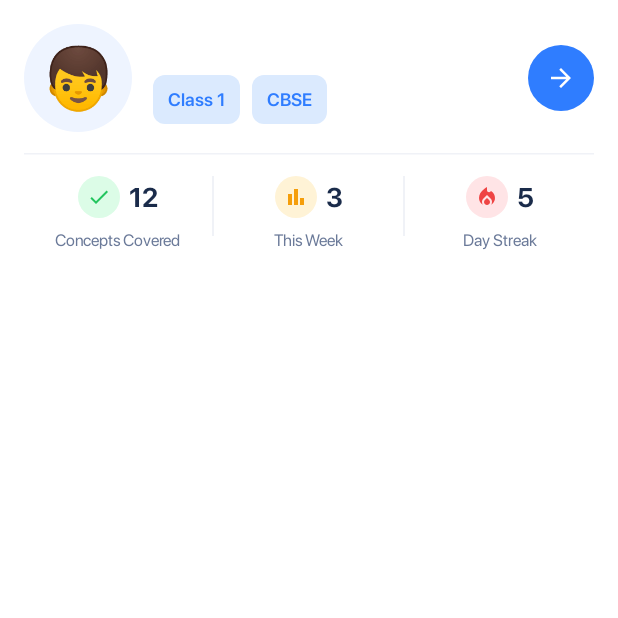
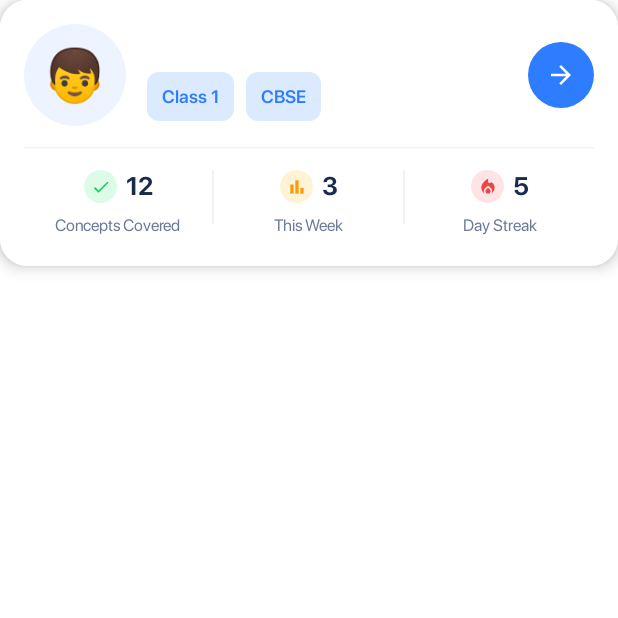
Before and after one commit to userAksh/Eduksha, an Android app built with Jetpack Compose: the composable ChildStatCard shown on its own in the app's theme, on a phone screen of 412 x 824 dp, the top half of it. Run offline under Robolectric (Android 15) with nearby library versions, the phone set to English and light mode, and no system bars; our stand-ins replace Dagger/Hilt's generated code, Firebase (no records; nobody signed in at launch, a user with empty details on screens opened directly); Roboto replaces fonts that are not available here.

Commit message:
Lift child card + fix avatar size + prevent stat label wrapping
- Add shadowElevation = 6.dp to child card for that lifted floating look
- Reduce avatar circle 72dp → 68dp and emoji 40sp → 34sp so it fits cleanly inside
- Shrink stat icon chips 28dp → 22dp and icons 16dp → 13dp for more label room
- Stat number 18sp → 17sp to balance proportions
- Add maxLines = 1 to stat labels so "Concepts Covered" no longer wraps
- Shorten vertical separator 40dp → 36dp

Co-Authored-By: Claude Sonnet 4.6 <noreply@anthropic.com>

```diff
--- a/app/src/main/java/com/dobi/app/feature/parenthome/ParentHomeScreen.kt
+++ b/app/src/main/java/com/dobi/app/feature/parenthome/ParentHomeScreen.kt
@@ -299,18 +299,19 @@ private fun ChildStatCard(child: Child, onClick: () -> Unit) {
             ),
         shape = RoundedCornerShape(18.dp),
         color = Color.White,
-        shadowElevation = 0.dp
+        shadowElevation = 6.dp,
+        tonalElevation = 0.dp
     ) {
         Column(modifier = Modifier.padding(16.dp)) {
             Row(verticalAlignment = Alignment.CenterVertically) {
                 Box(
                     modifier = Modifier
-                        .size(72.dp)
+                        .size(68.dp)
                         .clip(CircleShape)
                         .background(DobiPrimarySoft),
                     contentAlignment = Alignment.Center
                 ) {
-                    Text(avatarEmoji, fontSize = 40.sp)
+                    Text(avatarEmoji, fontSize = 34.sp)
                 }
 
                 Spacer(Modifier.width(14.dp))
@@ -415,7 +416,7 @@ private fun StatItem(
         Row(verticalAlignment = Alignment.CenterVertically) {
             Box(
                 modifier = Modifier
-                    .size(28.dp)
+                    .size(22.dp)
                     .clip(CircleShape)
                     .background(iconBg),
                 contentAlignment = Alignment.Center
@@ -424,13 +425,13 @@ private fun StatItem(
                     imageVector = icon,
                     contentDescription = null,
                     tint = iconTint,
-                    modifier = Modifier.size(16.dp)
+                    modifier = Modifier.size(13.dp)
                 )
             }
             Spacer(Modifier.width(6.dp))
             Text(
                 text = value,
-                fontSize = 18.sp,
+                fontSize = 17.sp,
                 fontWeight = SFProBold,
                 color = DobiTextPrimary
             )
@@ -440,7 +441,8 @@ private fun StatItem(
             text = label,
             fontSize = 11.sp,
             fontWeight = SFProRegular,
-            color = DobiTextSecondary
+            color = DobiTextSecondary,
+            maxLines = 1
         )
     }
 }
@@ -450,8 +452,9 @@ private fun VerticalSeparator() {
     Box(
         modifier = Modifier
             .width(1.dp)
-            .height(40.dp)
+            .height(36.dp)
             .background(DividerColor)
+            .padding(horizontal = 0.dp)
     )
 }
 
```
